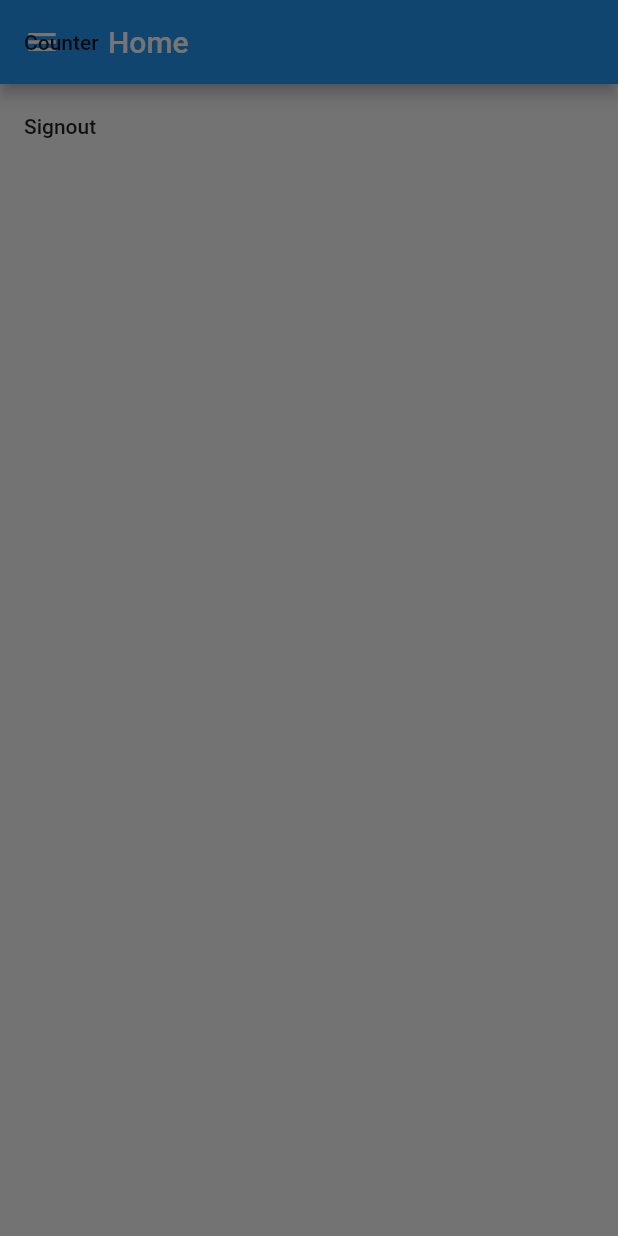
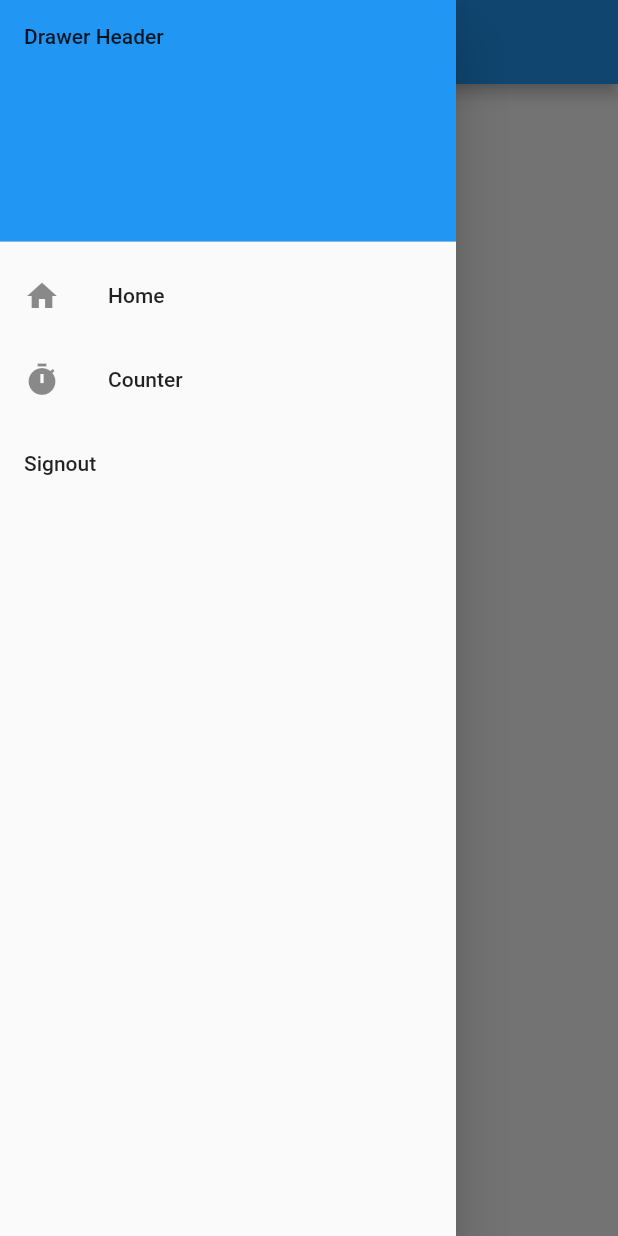
Before and after one commit to Sommaik/imcflutter, a Flutter app: the HomePage screen opened directly, with the side drawer open, on a phone screen of 412 x 824 dp. Run offline on Flutter 3.47's test engine with Material 2 defaults, Android fonts, the phone set to English and light mode, and no system bars; our stand-ins replace bloc, equatable, flutter_bloc, intro_slider.

Commit message:
add app menu

```diff
--- a/lib/counter/ui/my_counter_page.dart
+++ b/lib/counter/ui/my_counter_page.dart
@@ -1,6 +1,7 @@
 import 'package:flutter/material.dart';
 import 'package:flutter_bloc/flutter_bloc.dart';
 import 'package:imcflutter/counter/bloc/bloc.dart';
+import 'package:imcflutter/shared/widget/app_menu.dart';
 
 class MyCounterPage extends StatelessWidget {
   @override
@@ -23,6 +24,9 @@ class MyCounterPage extends StatelessWidget {
       appBar: AppBar(
         title: Text('My First App.... '),
       ),
+      drawer: Drawer(
+        child: AppMenu(),
+      ),
       body: Center(
         child: Text(
           'Your number is $counter',
--- a/lib/home/ui/home_page.dart
+++ b/lib/home/ui/home_page.dart
@@ -8,7 +8,12 @@ class HomePage extends StatelessWidget {
       appBar: AppBar(
         title: Text('Home'),
       ),
-      drawer: AppMenu(),
+      drawer: Drawer(
+        child: AppMenu(),
+      ),
+      body: Center(
+        child: Text('Home page'),
+      ),
     );
   }
 }
--- a/lib/shared/widget/app_menu.dart
+++ b/lib/shared/widget/app_menu.dart
@@ -3,11 +3,24 @@ import 'package:flutter/material.dart';
 class AppMenu extends StatelessWidget {
   @override
   Widget build(BuildContext context) {
-    return Container(
-      child: ListView(
+    return ListView(
       children: <Widget>[
+        DrawerHeader(
+          child: Text('Drawer Header'),
+          decoration: BoxDecoration(
+            color: Colors.blue,
+          ),
+        ),
+        ListTile(
+          title: Text('Home'),
+          leading: Icon(Icons.home),
+          onTap: () {
+            Navigator.of(context).pushReplacementNamed('/');
+          },
+        ),
         ListTile(
           title: Text('Counter'),
+          leading: Icon(Icons.timer),
           onTap: () {
             Navigator.of(context).pushReplacementNamed('/counter');
           },
@@ -19,7 +32,6 @@ class AppMenu extends StatelessWidget {
           },
         )
       ],
-      ),
     );
   }
 }
```
Lines whose indentation alone changed are shown as unchanged.
